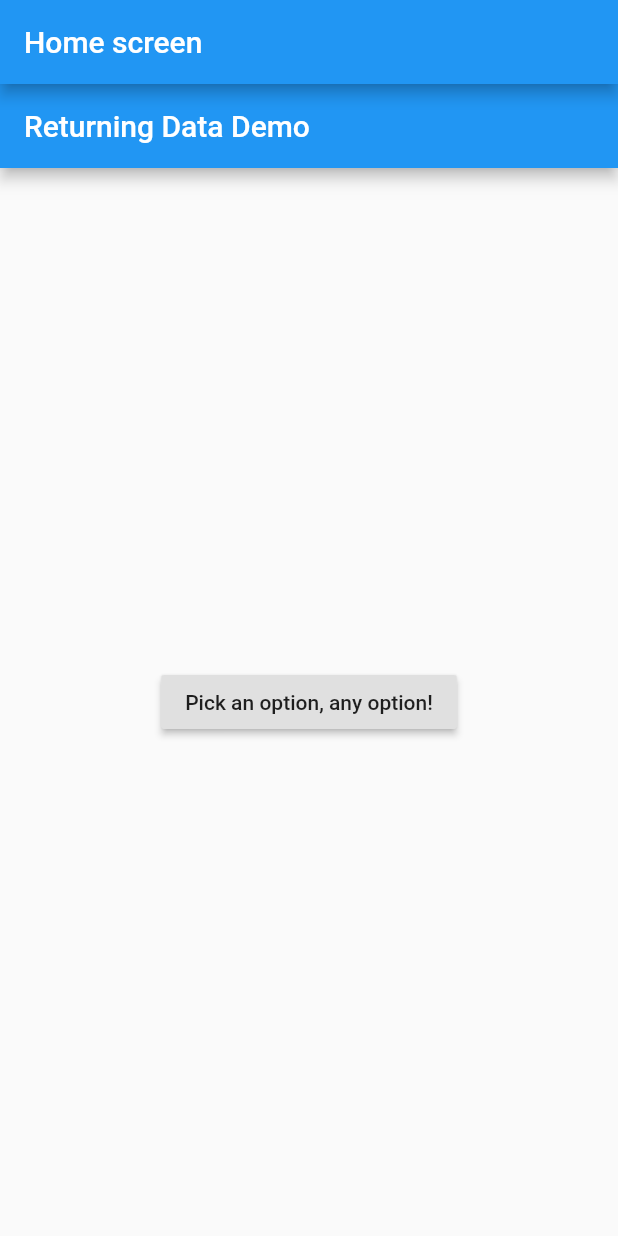
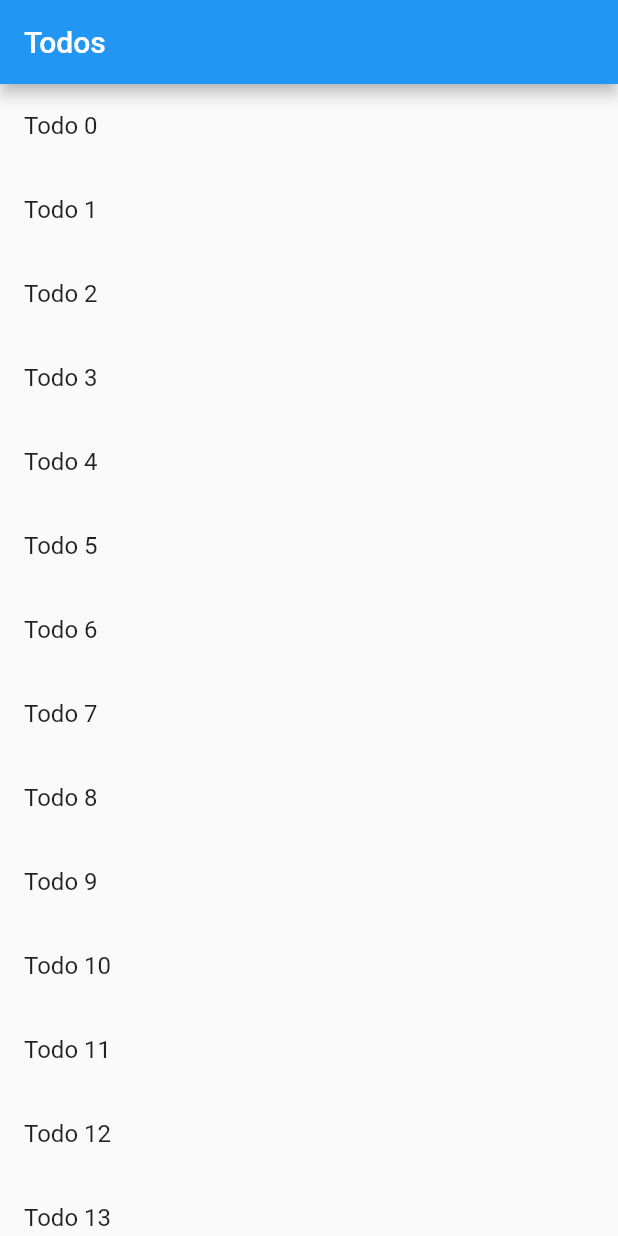
Before and after one commit to yama-koo/flutter-example, a Flutter app: the screen it shows after launch, on a phone screen of 412 x 824 dp. Run offline on Flutter 3.47's test engine with Material 2 defaults, Android fonts, the phone set to English and light mode, and no system bars.

Commit message:
route settings

```diff
--- a/app/lib/main.dart
+++ b/app/lib/main.dart
@@ -1,7 +1,8 @@
-import 'package:app/routes.dart';
-import 'package:app/screens.dart';
+// import 'package:app/routes.dart';
+// import 'package:app/screens.dart';
+import 'package:app/todo.dart';
 import 'package:flutter/material.dart';
-import 'bottom_bar.dart';
+// import 'bottom_bar.dart';
 
 void main() => runApp(MyApp());
 
@@ -30,7 +31,15 @@ class MyApp extends StatelessWidget {
       //     );
       //   }
       // },
-      home: HomeScreen(),
+      home: TodosScreen(
+        todos: List<Todo>.generate(
+          20,
+          (i) => Todo(
+            'Todo $i',
+            'A description of what needs to be done for Todo $i',
+          ),
+        ),
+      ),
       // home: FirstRoute(),
       // Scaffold(
       //   appBar: AppBar(
--- a/app/lib/screens.dart
+++ b/app/lib/screens.dart
@@ -133,7 +133,6 @@ class SelectionScreen extends StatelessWidget {
               child: RaisedButton(
                 onPressed: () {
                   Navigator.pop(context, 'Yep!');
-                  // Navigator.push(context, 'Yep!');
                 },
                 child: Text('Yep'),
               ),
--- /dev/null
+++ b/app/lib/todo.dart
@@ -0,0 +1,63 @@
+import 'package:flutter/material.dart';
+
+class Todo {
+  final String title;
+  final String description;
+
+  Todo(this.title, this.description);
+}
+
+class DetailScreen extends StatelessWidget {
+  // final Todo todo;
+
+  // DetailScreen({Key key, @required this.todo}) : super(key: key);
+
+  @override
+  Widget build(BuildContext context) {
+    final Todo todo = ModalRoute.of(context).settings.arguments;
+
+    return Scaffold(
+      appBar: AppBar(
+        title: Text(todo.title),
+      ),
+      body: Padding(
+        padding: EdgeInsets.all(16.0),
+        child: Text(todo.description),
+      ),
+    );
+  }
+}
+
+class TodosScreen extends StatelessWidget {
+  final List<Todo> todos;
+
+  TodosScreen({Key key, @required this.todos}) : super(key: key);
+
+  @override
+  Widget build(BuildContext context) {
+    return Scaffold(
+      appBar: AppBar(
+        title: Text('Todos'),
+      ),
+      body: ListView.builder(
+        itemCount: todos.length,
+        itemBuilder: (context, index) {
+          return ListTile(
+            title: Text(todos[index].title),
+            onTap: () {
+              Navigator.push(
+                context,
+                MaterialPageRoute(
+                  builder: (context) => DetailScreen(),
+                  settings: RouteSettings(
+                    arguments: todos[index],
+                  ),
+                ),
+              );
+            },
+          );
+        },
+      ),
+    );
+  }
+}
```
